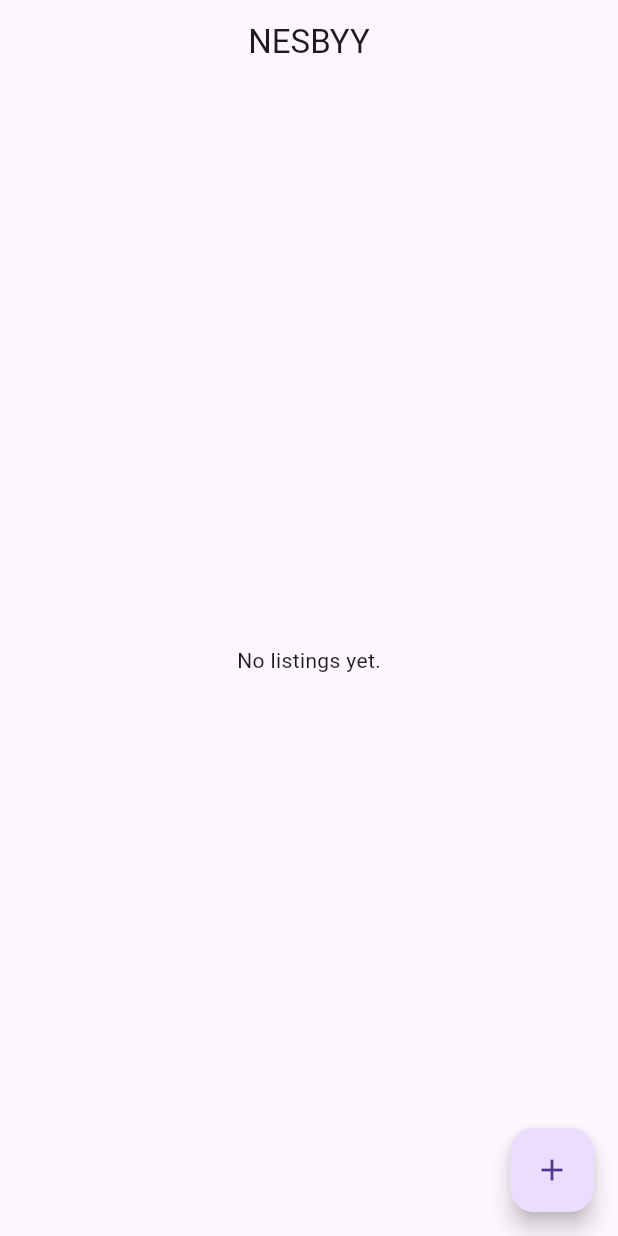
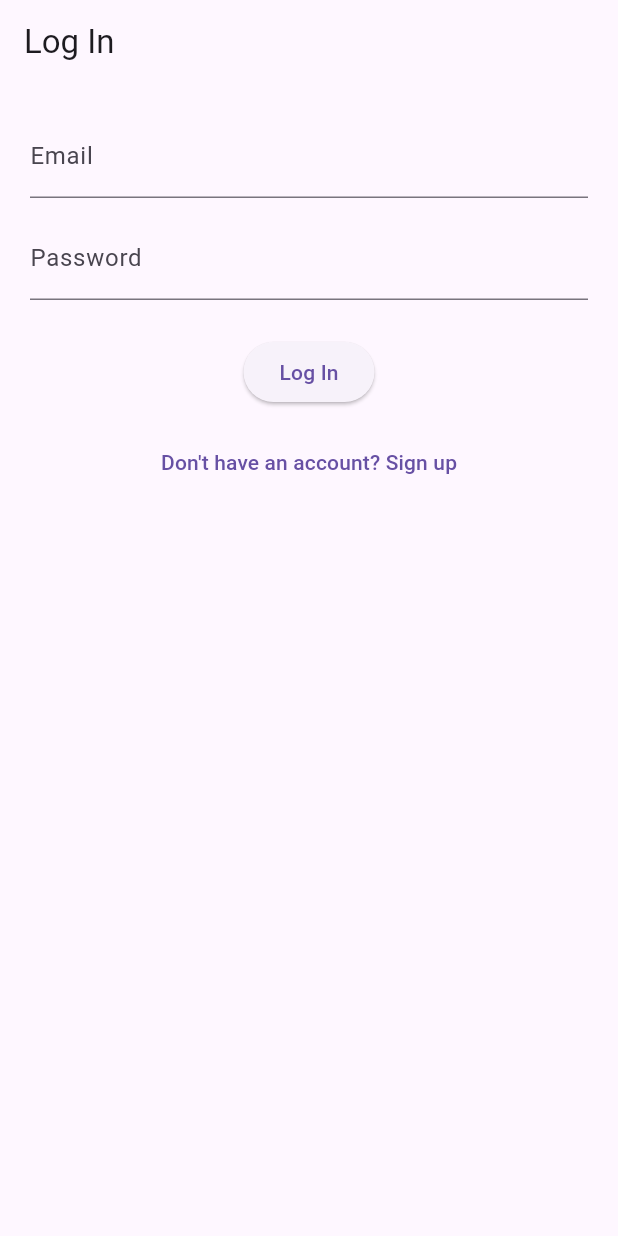
Before and after one commit to Vercii/NESBYY, a Flutter app: the screen it shows after launch, on a phone screen of 412 x 824 dp. Run offline on Flutter 3.47's test engine with Material 3 defaults, Android fonts, the light colour scheme and no system bars; our stand-ins replace cloud_firestore, firebase_auth, firebase_core, firebase_storage, flutter_riverpod, image_picker; accounts and stored records are empty; generated files the repository leaves out were written again.

Commit message:
Added Login and Sign In

```diff
--- a/lib/main.dart
+++ b/lib/main.dart
@@ -1,23 +1,29 @@
 import 'package:flutter/material.dart';
 import 'package:firebase_core/firebase_core.dart';
 import 'firebase_options.dart';
-import 'screens/home_screen.dart';
+
+import 'screens/auth_gate.dart';
 
 void main() async {
   WidgetsFlutterBinding.ensureInitialized();
+
   await Firebase.initializeApp(options: DefaultFirebaseOptions.currentPlatform);
-  runApp(const MyApp());
+
+  runApp(const NesbyyApp());
 }
 
-class MyApp extends StatelessWidget {
-  const MyApp({super.key});
+class NesbyyApp extends StatelessWidget {
+  const NesbyyApp({Key? key}) : super(key: key);
 
   @override
   Widget build(BuildContext context) {
     return MaterialApp(
       title: 'NESBYY',
-      theme: ThemeData(primarySwatch: Colors.blue),
-      home: const HomeScreen(),
+      debugShowCheckedModeBanner: false,
+      theme: ThemeData(primarySwatch: Colors.deepPurple),
+
+      // ⭐ THIS IS THE KEY CHANGE
+      home: const AuthGate(),
     );
   }
 }
--- /dev/null
+++ b/lib/screens/auth_gate.dart
@@ -0,0 +1,32 @@
+import 'package:flutter/material.dart';
+import 'package:firebase_auth/firebase_auth.dart';
+
+import 'login_screen.dart';
+import 'home_screen.dart';
+
+class AuthGate extends StatelessWidget {
+  const AuthGate({Key? key}) : super(key: key);
+
+  @override
+  Widget build(BuildContext context) {
+    return StreamBuilder<User?>(
+      stream: FirebaseAuth.instance.authStateChanges(),
+      builder: (context, snapshot) {
+        // 🔄 Loading
+        if (snapshot.connectionState == ConnectionState.waiting) {
+          return const Scaffold(
+            body: Center(child: CircularProgressIndicator()),
+          );
+        }
+
+        // 🔓 Not logged in
+        if (!snapshot.hasData) {
+          return const LoginScreen();
+        }
+
+        // 🔐 Logged in
+        return const HomeScreen();
+      },
+    );
+  }
+}
--- /dev/null
+++ b/lib/screens/login_screen.dart
@@ -0,0 +1,89 @@
+import 'package:flutter/material.dart';
+import 'package:firebase_auth/firebase_auth.dart';
+
+import 'signup_screen.dart';
+
+class LoginScreen extends StatefulWidget {
+  const LoginScreen({Key? key}) : super(key: key);
+
+  @override
+  State<LoginScreen> createState() => _LoginScreenState();
+}
+
+class _LoginScreenState extends State<LoginScreen> {
+  final _formKey = GlobalKey<FormState>();
+
+  final _emailController = TextEditingController();
+  final _passwordController = TextEditingController();
+
+  bool _isLoading = false;
+
+  Future<void> _login() async {
+    if (!_formKey.currentState!.validate()) return;
+
+    setState(() => _isLoading = true);
+
+    try {
+      await FirebaseAuth.instance.signInWithEmailAndPassword(
+        email: _emailController.text.trim(),
+        password: _passwordController.text.trim(),
+      );
+      // ✅ AuthGate will auto-navigate
+    } on FirebaseAuthException catch (e) {
+      ScaffoldMessenger.of(
+        context,
+      ).showSnackBar(SnackBar(content: Text(e.message ?? "Login failed")));
+    } finally {
+      setState(() => _isLoading = false);
+    }
+  }
+
+  @override
+  Widget build(BuildContext context) {
+    return Scaffold(
+      appBar: AppBar(title: const Text("Log In")),
+      body: Padding(
+        padding: const EdgeInsets.all(20),
+        child: Form(
+          key: _formKey,
+          child: Column(
+            children: [
+              TextFormField(
+                controller: _emailController,
+                decoration: const InputDecoration(labelText: "Email"),
+                validator: (v) => v == null || v.isEmpty ? "Enter email" : null,
+              ),
+              const SizedBox(height: 12),
+
+              TextFormField(
+                controller: _passwordController,
+                decoration: const InputDecoration(labelText: "Password"),
+                obscureText: true,
+                validator: (v) =>
+                    v == null || v.isEmpty ? "Enter password" : null,
+              ),
+              const SizedBox(height: 24),
+
+              _isLoading
+                  ? const CircularProgressIndicator()
+                  : ElevatedButton(
+                      onPressed: _login,
+                      child: const Text("Log In"),
+                    ),
+
+              const SizedBox(height: 12),
+
+              TextButton(
+                onPressed: () => Navigator.push(
+                  context,
+                  MaterialPageRoute(builder: (_) => const SignUpScreen()),
+                ),
+                child: const Text("Don't have an account? Sign up"),
+              ),
+            ],
+          ),
+        ),
+      ),
+    );
+  }
+}
--- a/pubspec.yaml
+++ b/pubspec.yaml
@@ -29,4 +29,4 @@ dependencies:
   flutter_spinkit: ^5.1.0
 
   # Date formatting
-  intl: ^0.19.0
+  intl: ^0.20.2
```
Also changed, not shown: lib/models/listing.dart (+136 -38 lines), lib/screens/create_listing_screen.dart (+24 -9 lines), lib/screens/home_screen.dart (+39 -4 lines), lib/screens/signup_screen.dart (added, +92 -0 lines), lib/widgets/listing_card.dart (+47 -95 lines), pubspec.lock, 1 other file.
